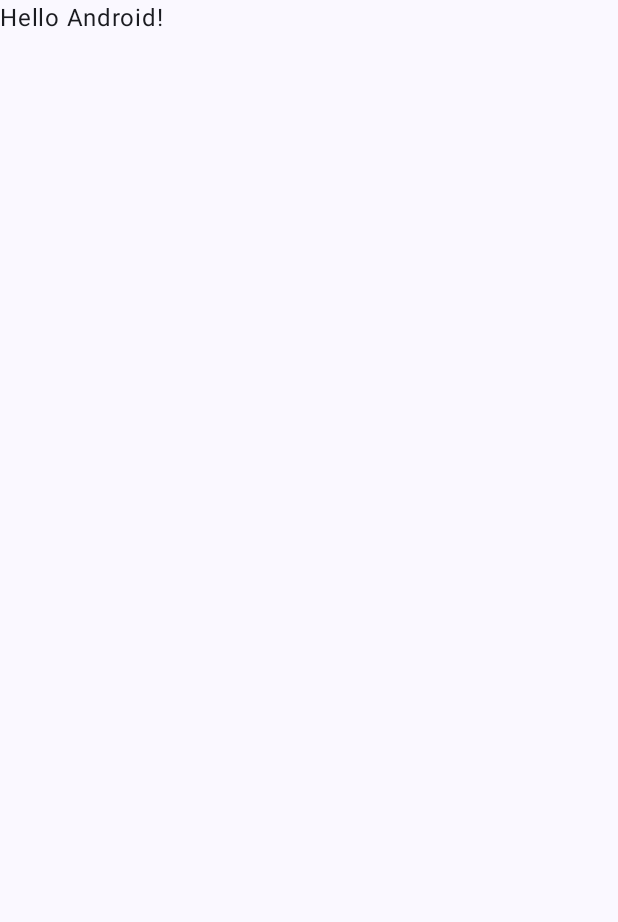
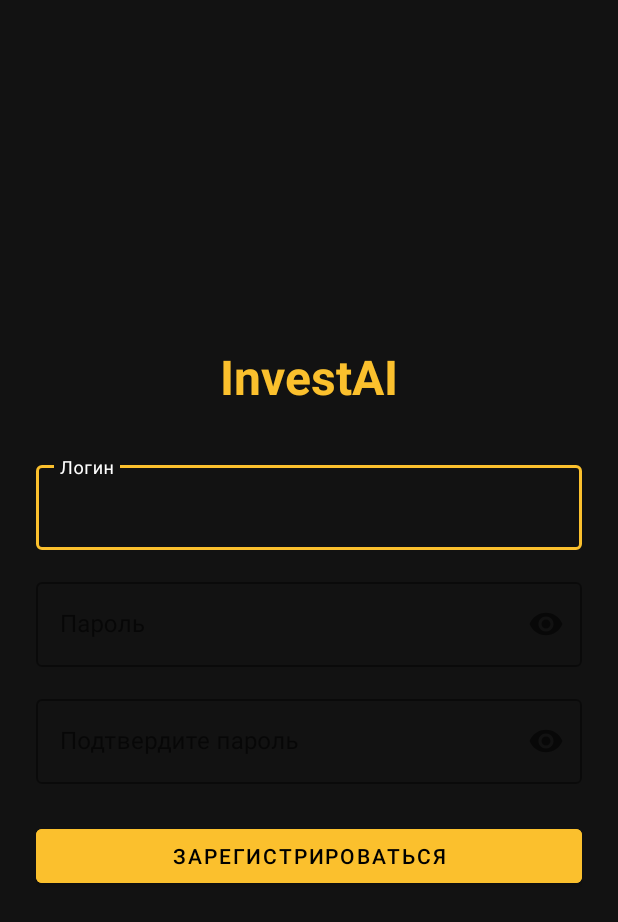
Before and after one commit to KirillXL/InvestAI_Mobile, an Android app built with Jetpack Compose: the screen it shows after launch (MainActivity before the commit, RegisterActivity after it), on a phone screen of 412 x 824 dp. Before the commit the part shown is almost empty. Shown: the top 922 px of the screen. Run offline under Robolectric (Android 15) with nearby library versions, the phone set to English and light mode, and no system bars.

Commit message:
Temporary solution for Android Studio

```diff
--- a/app/build.gradle.kts
+++ b/app/build.gradle.kts
@@ -37,11 +37,15 @@ android {
         jvmTarget = "11"
     }
     buildFeatures {
+        viewBinding = true
         compose = true
     }
 }
 
 dependencies {
+    // Material Design Components
+    implementation("com.google.android.material:material:1.11.0")
+
     implementation(libs.androidx.core.ktx)
     implementation(libs.androidx.lifecycle.runtime.ktx)
     implementation(libs.androidx.activity.compose)
--- a/app/src/main/AndroidManifest.xml
+++ b/app/src/main/AndroidManifest.xml
@@ -10,18 +10,19 @@
         android:label="@string/app_name"
         android:roundIcon="@mipmap/ic_launcher_round"
         android:supportsRtl="true"
-        android:theme="@style/Theme.InvestAI_Mobile" >
+        android:theme="@style/Theme.InvestAI" >
         <activity
-            android:name=".MainActivity"
+            android:name=".ui.auth.RegisterActivity"
             android:exported="true"
             android:label="@string/app_name"
-            android:theme="@style/Theme.InvestAI_Mobile" >
+            android:theme="@style/Theme.InvestAI" >
             <intent-filter>
                 <action android:name="android.intent.action.MAIN" />
 
                 <category android:name="android.intent.category.LAUNCHER" />
             </intent-filter>
         </activity>
+
     </application>
 
 </manifest>
--- /dev/null
+++ b/app/src/main/java/ui/auth/RegisterActivity.kt
@@ -0,0 +1,55 @@
+package com.example.investai_mobile.ui.auth
+
+import android.content.Intent
+import android.os.Bundle
+import android.widget.Toast
+import androidx.appcompat.app.AppCompatActivity
+import com.example.investai_mobile.databinding.ActivityRegisterBinding
+
+class RegisterActivity : AppCompatActivity() {
+
+    // ViewBinding
+    private lateinit var binding: ActivityRegisterBinding
+
+    override fun onCreate(savedInstanceState: Bundle?) {
+        super.onCreate(savedInstanceState)
+
+        binding = ActivityRegisterBinding.inflate(layoutInflater)
+        setContentView(binding.root)
+
+        // Кнопка регистрации
+        binding.btnRegister.setOnClickListener {
+            registerUser()
+        }
+    }
+
+    private fun registerUser() {
+        val login = binding.etLogin.text.toString().trim()
+        val password = binding.etPassword.text.toString()
+        val confirmPassword = binding.etConfirmPassword.text.toString()
+
+        // Проверки
+        if (login.isEmpty() || password.isEmpty() || confirmPassword.isEmpty()) {
+            Toast.makeText(this, "Заполните все поля", Toast.LENGTH_SHORT).show()
+            return
+        }
+
+        if (password != confirmPassword) {
+            Toast.makeText(this, "Пароли не совпадают", Toast.LENGTH_SHORT).show()
+            return
+        }
+
+        // Сохраняем данные локально
+        val prefs = getSharedPreferences("user_prefs", MODE_PRIVATE)
+        prefs.edit()
+            .putString("login", login)
+            .putString("password", password)
+            .putBoolean("is_registered", true)
+            .apply()
+
+        // Переход к установке PIN-кода
+        //val intent = Intent(this, PinCreateActivity::class.java)
+        startActivity(intent)
+        finish()
+    }
+}
--- /dev/null
+++ b/app/src/main/res/layout/activity_register.xml
@@ -0,0 +1,90 @@
+<?xml version="1.0" encoding="utf-8"?>
+<LinearLayout xmlns:android="http://schemas.android.com/apk/res/android"
+    xmlns:app="http://schemas.android.com/apk/res-auto"
+    xmlns:tools="http://schemas.android.com/tools"
+    android:orientation="vertical"
+    android:padding="24dp"
+    android:gravity="center"
+    android:background="@color/dark_gray_bg"
+    android:layout_width="match_parent"
+    android:layout_height="match_parent"
+    tools:context=".ui.auth.RegisterActivity">
+
+    <!-- Название приложения -->
+    <TextView
+        android:text="InvestAI"
+        android:textSize="32sp"
+        android:textColor="@color/yellow_main"
+        android:textStyle="bold"
+        android:layout_marginBottom="32dp"
+        android:layout_width="wrap_content"
+        android:layout_height="wrap_content" />
+
+    <!-- Логин -->
+    <com.google.android.material.textfield.TextInputLayout
+        style="@style/Widget.MaterialComponents.TextInputLayout.OutlinedBox"
+        app:boxStrokeColor="@color/yellow_main"
+        app:hintTextColor="@color/text_light"
+        android:layout_width="match_parent"
+        android:layout_height="wrap_content"
+        android:layout_marginBottom="16dp">
+
+        <com.google.android.material.textfield.TextInputEditText
+            android:id="@+id/etLogin"
+            android:hint="Логин"
+            android:textColor="@color/text_light"
+            android:textColorHint="@color/text_light"
+            android:layout_width="match_parent"
+            android:layout_height="wrap_content" />
+    </com.google.android.material.textfield.TextInputLayout>
+
+    <!-- Пароль -->
+    <com.google.android.material.textfield.TextInputLayout
+        style="@style/Widget.MaterialComponents.TextInputLayout.OutlinedBox"
+        app:passwordToggleEnabled="true"
+        app:boxStrokeColor="@color/yellow_main"
+        app:hintTextColor="@color/text_light"
+        android:layout_width="match_parent"
+        android:layout_height="wrap_content"
+        android:layout_marginBottom="16dp">
+
+        <com.google.android.material.textfield.TextInputEditText
+            android:id="@+id/etPassword"
+            android:hint="Пароль"
+            android:inputType="textPassword"
+            android:textColor="@color/text_light"
+            android:textColorHint="@color/text_light"
+            android:layout_width="match_parent"
+            android:layout_height="wrap_content" />
+    </com.google.android.material.textfield.TextInputLayout>
+
+    <!-- Подтверждение пароля -->
+    <com.google.android.material.textfield.TextInputLayout
+        style="@style/Widget.MaterialComponents.TextInputLayout.OutlinedBox"
+        app:passwordToggleEnabled="true"
+        app:boxStrokeColor="@color/yellow_main"
+        app:hintTextColor="@color/text_light"
+        android:layout_width="match_parent"
+        android:layout_height="wrap_content"
+        android:layout_marginBottom="24dp">
+
+        <com.google.android.material.textfield.TextInputEditText
+            android:id="@+id/etConfirmPassword"
+            android:hint="Подтвердите пароль"
+            android:inputType="textPassword"
+            android:textColor="@color/text_light"
+            android:textColorHint="@color/text_light"
+            android:layout_width="match_parent"
+            android:layout_height="wrap_content" />
+    </com.google.android.material.textfield.TextInputLayout>
+
+    <!-- Кнопка -->
+    <com.google.android.material.button.MaterialButton
+        android:id="@+id/btnRegister"
+        android:text="Зарегистрироваться"
+        android:textColor="@color/text_dark"
+        android:backgroundTint="@color/yellow_main"
+        android:layout_width="match_parent"
+        android:layout_height="wrap_content" />
+
+</LinearLayout>
--- a/app/src/main/res/values/colors.xml
+++ b/app/src/main/res/values/colors.xml
@@ -1,10 +1,17 @@
 <?xml version="1.0" encoding="utf-8"?>
 <resources>
-    <color name="purple_200">#FFBB86FC</color>
-    <color name="purple_500">#FF6200EE</color>
-    <color name="purple_700">#FF3700B3</color>
-    <color name="teal_200">#FF03DAC5</color>
-    <color name="teal_700">#FF018786</color>
-    <color name="black">#FF000000</color>
-    <color name="white">#FFFFFFFF</color>
+
+    <!-- Основные цвета -->
+    <color name="yellow_main">#FBC02D</color>
+    <color name="green_main">#2E7D32</color>
+    <color name="dark_gray_bg">#121212</color>
+
+    <!-- Светлая тема -->
+    <color name="white_bg">#FFFFFF</color>
+
+    <!-- Дополнительные -->
+    <color name="red_exit">#C62828</color>
+    <color name="text_light">#FFFFFF</color>
+    <color name="text_dark">#000000</color>
+
 </resources>
--- a/app/src/main/res/values/strings.xml
+++ b/app/src/main/res/values/strings.xml
@@ -1,3 +1,3 @@
 <resources>
-    <string name="app_name">InvestAI_Mobile</string>
+    <string name="app_name">InvestAI</string>
 </resources>
--- a/app/src/main/res/values/themes.xml
+++ b/app/src/main/res/values/themes.xml
@@ -1,4 +1,16 @@
 <?xml version="1.0" encoding="utf-8"?>
 <resources>
-    <style name="Theme.InvestAI_Mobile" parent="android:Theme.Material.Light.NoActionBar" />
+
+    <style name="Theme.InvestAI"
+        parent="Theme.MaterialComponents.DayNight.NoActionBar">
+
+        <!-- Основные цвета -->
+        <item name="colorPrimary">@color/yellow_main</item>
+        <item name="colorSecondary">@color/green_main</item>
+
+        <!-- Фон -->
+        <item name="android:windowBackground">@color/dark_gray_bg</item>
+
+    </style>
+
 </resources>
```
